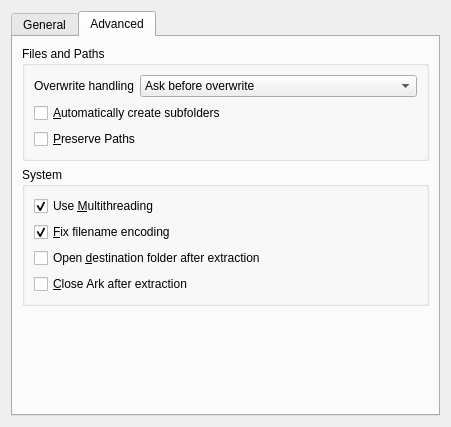
Before: the Qt Designer form kerfuffle/extractiondialog.ui in KDE/ark, drawn with Qt 5.
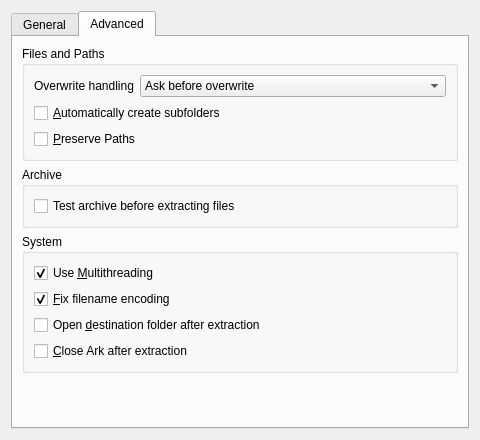
After: the same form once the commit is applied. The open tabs and pages were chosen to show the change. Custom widgets are drawn as their Qt base class.

Commit message: Optionally test archive before extraction

The edit to the form file:
```diff
--- a/kerfuffle/extractiondialog.ui
+++ b/kerfuffle/extractiondialog.ui
@@ -28,8 +28,8 @@
    <rect>
     <x>0</x>
     <y>0</y>
-    <width>451</width>
-    <height>427</height>
+    <width>480</width>
+    <height>405</height>
    </rect>
   </property>
   <layout class="QVBoxLayout" name="verticalLayout_6">
@@ -154,6 +154,31 @@
          </layout>
         </widget>
        </item>
+       <item>
+        <widget class="QGroupBox" name="archiveGroupBox">
+         <property name="title">
+          <string>Archive</string>
+         </property>
+         <layout class="QVBoxLayout" name="verticalLayout_7">
+          <item>
+           <widget class="QCheckBox" name="testCheckBox">
+            <property name="toolTip">
+             <string>Check if archive is damaged before trying to extract files</string>
+            </property>
+            <property name="statusTip">
+             <string/>
+            </property>
+            <property name="whatsThis">
+             <string>Check if archive is damaged before trying to extract files</string>
+            </property>
+            <property name="text">
+             <string>Test archive before extracting files</string>
+            </property>
+           </widget>
+          </item>
+         </layout>
+        </widget>
+       </item>
        <item>
         <widget class="QGroupBox" name="systemGroupBox">
          <property name="title">
@@ -233,17 +258,17 @@
   </layout>
  </widget>
  <customwidgets>
+  <customwidget>
+   <class>KComboBox</class>
+   <extends>QComboBox</extends>
+   <header>kcombobox.h</header>
+  </customwidget>
   <customwidget>
    <class>KTabWidget</class>
    <extends>QTabWidget</extends>
    <header>ktabwidget.h</header>
    <container>1</container>
   </customwidget>
-  <customwidget>
-   <class>KComboBox</class>
-   <extends>QComboBox</extends>
-   <header>kcombobox.h</header>
-  </customwidget>
  </customwidgets>
  <resources/>
  <connections/>
```
Left out of the diff: 2 changed lines with no effect on the pictures. The commit also changes 4 other files.
